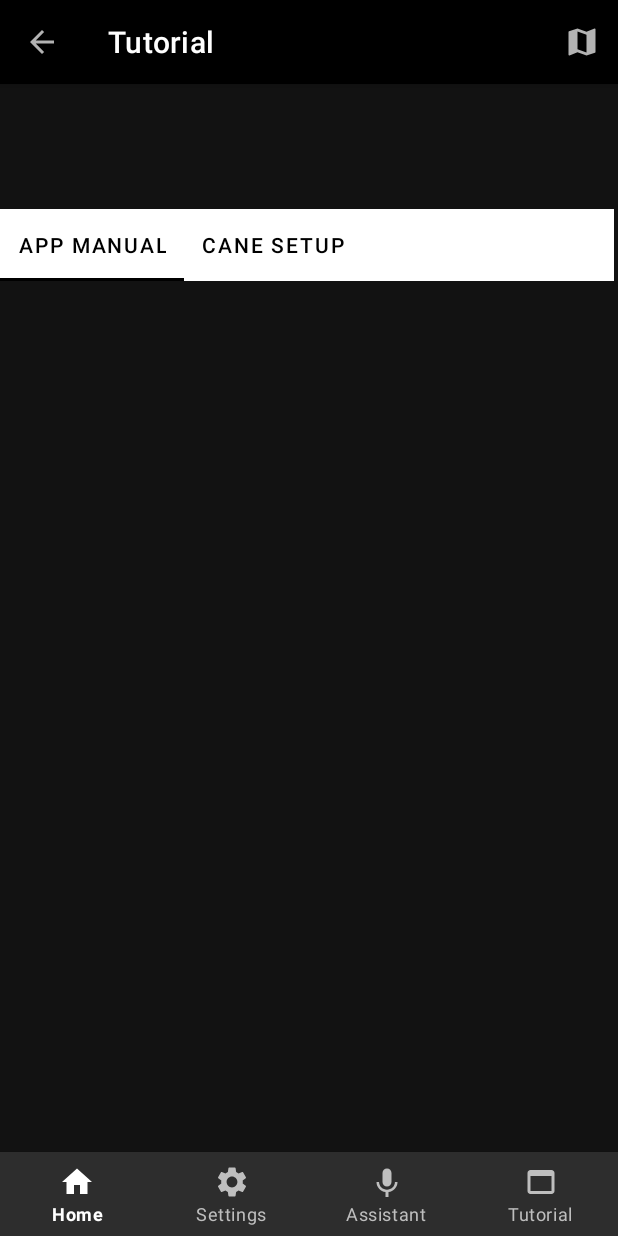
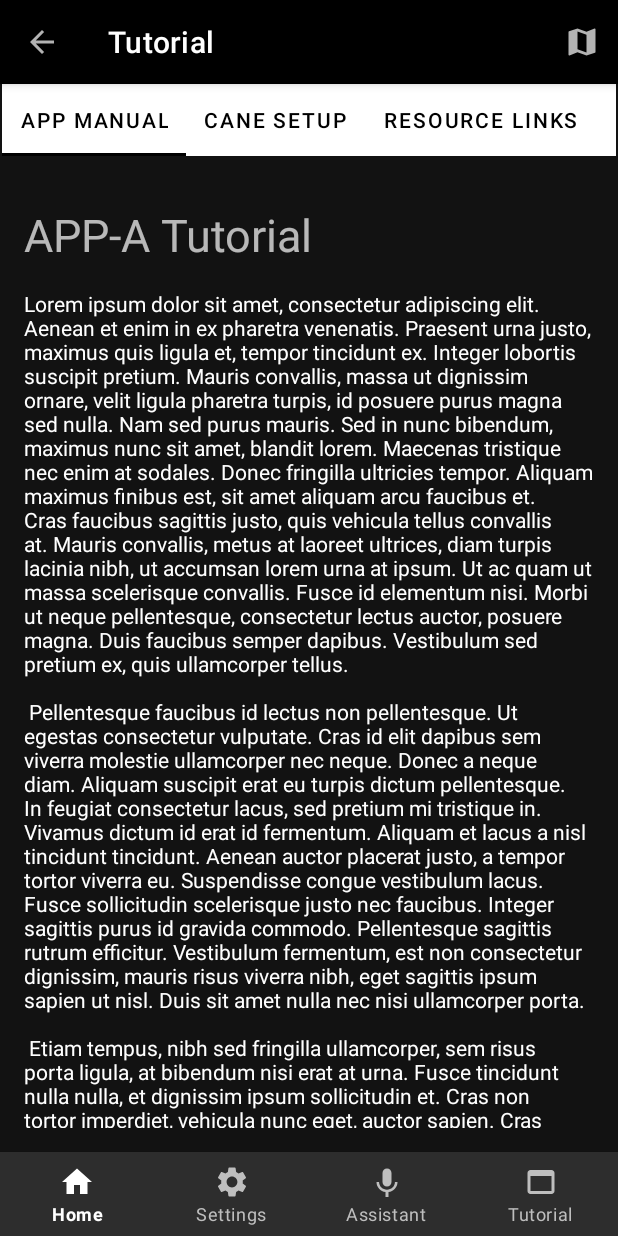
Before and after one commit to indomie858/app-A, an Android app: the screen it shows after launch (TutorialActivity), item 4 of the bottom bar chosen, on a phone screen of 412 x 824 dp. Run offline under Robolectric (Android 15) with nearby library versions, the phone set to English and light mode, and no system bars.

Commit message:
Set up tab layout for tutorial

```diff
--- a/app/build.gradle
+++ b/app/build.gradle
@@ -43,6 +43,7 @@ dependencies {
     // Required -- JUnit 4 framework
     implementation 'androidx.lifecycle:lifecycle-extensions:2.2.0'
     implementation 'androidx.preference:preference:1.1.1'
+    implementation 'androidx.legacy:legacy-support-v4:1.0.0'
     testImplementation 'junit:junit:4.12'
     androidTestImplementation 'androidx.test.ext:junit:1.1.0'
 
--- a/app/src/main/AndroidManifest.xml
+++ b/app/src/main/AndroidManifest.xml
@@ -39,10 +39,10 @@
             android:theme="@style/AppTheme.NoActionBar" />
 
         <activity
-            android:name=".ui.TutorialActivity"
+            android:name=".ui.tutorial.TutorialActivity"
             android:exported="true"
             android:label="@string/app_name"
-            android:parentActivityName=".ui.TutorialActivity"
+            android:parentActivityName=".ui.tutorial.TutorialActivity"
             android:theme="@style/AppTheme.NoActionBar" />
 
     </application>
--- a/app/src/main/java/com/example/appa/ui/MainActivity.java
+++ b/app/src/main/java/com/example/appa/ui/MainActivity.java
@@ -5,7 +5,7 @@ import android.os.Bundle;
 import android.view.View;
 
 import com.example.appa.R;
-import com.google.android.material.bottomnavigation.BottomNavigationItemView;
+import com.example.appa.ui.tutorial.TutorialActivity;
 import com.google.android.material.bottomnavigation.BottomNavigationView;
 
 
--- a/app/src/main/java/com/example/appa/ui/TutorialActivity.java
+++ b/app/src/main/java/com/example/appa/ui/tutorial/TutorialActivity.java
@@ -1,13 +1,15 @@
-package com.example.appa.ui;
+package com.example.appa.ui.tutorial;
 
 import androidx.appcompat.app.AppCompatActivity;
 import androidx.core.app.NavUtils;
+import androidx.viewpager.widget.ViewPager;
 
 import android.os.Bundle;
 import android.view.View;
 
 import com.example.appa.R;
 import com.google.android.material.appbar.MaterialToolbar;
+import com.google.android.material.tabs.TabLayout;
 
 public class TutorialActivity extends AppCompatActivity {
 
@@ -15,6 +17,16 @@ public class TutorialActivity extends AppCompatActivity {
     protected void onCreate(Bundle savedInstanceState) {
         super.onCreate(savedInstanceState);
         setContentView(R.layout.activity_tutorial);
+
+        // The adapter will get attached to a viewpager
+        TutorialPagerAdapter adapter = new TutorialPagerAdapter(this, getSupportFragmentManager());
+        ViewPager viewPager = findViewById(R.id.view_pager);
+        viewPager.setAdapter(adapter);
+        TabLayout tabs = findViewById(R.id.tutorial_tabs);
+        tabs.setupWithViewPager(viewPager);
+
+
+
         MaterialToolbar actionbar = (MaterialToolbar) findViewById(R.id.topAppBar);
         if (null != actionbar) {
             actionbar.setNavigationIcon(R.drawable.ic_baseline_arrow_back_24);
--- /dev/null
+++ b/app/src/main/java/com/example/appa/ui/tutorial/TutorialPagerAdapter.java
@@ -0,0 +1,53 @@
+package com.example.appa.ui.tutorial;
+
+import android.content.Context;
+
+import androidx.annotation.NonNull;
+import androidx.annotation.Nullable;
+import androidx.annotation.StringRes;
+import androidx.fragment.app.Fragment;
+import androidx.fragment.app.FragmentManager;
+import androidx.fragment.app.FragmentPagerAdapter;
+
+import com.example.appa.R;
+
+public class TutorialPagerAdapter extends FragmentPagerAdapter {
+
+    @StringRes
+    private static final int[] TAB_TITLES = new int[]{R.string.app_manual, R.string.cane_setup, R.string.resource_links};
+    private final Context mContext;
+
+    // Manages the views in the pager adapter
+    // Updates the views when tabs are scrolled
+    public TutorialPagerAdapter(Context context, @NonNull FragmentManager fm) {
+        super(fm);
+        mContext = context;
+    }
+
+    @NonNull
+    @Override
+    public Fragment getItem(int position) {
+        Fragment fragment = null;
+        switch(position) {
+            case 0:
+                fragment = TutorialTextFragment.newInstance();
+            case 1:
+                fragment = TutorialTextFragment.newInstance();
+            case 2:
+                fragment = TutorialTextFragment.newInstance();
+        }
+        return fragment;
+    }
+
+    @Nullable
+    @Override
+    public CharSequence getPageTitle(int position) {
+        return mContext.getResources().getString(TAB_TITLES[position]);
+    }
+
+    @Override
+    public int getCount() {
+        // Total of 3 tabs.
+        return 3;
+    }
+}
--- /dev/null
+++ b/app/src/main/java/com/example/appa/ui/tutorial/TutorialTextFragment.java
@@ -0,0 +1,42 @@
+package com.example.appa.ui.tutorial;
+
+import android.os.Bundle;
+
+import androidx.fragment.app.Fragment;
+
+import android.view.LayoutInflater;
+import android.view.View;
+import android.view.ViewGroup;
+
+import com.example.appa.R;
+
+/**
+ * A simple {@link Fragment} subclass.
+ * Use the {@link TutorialTextFragment#newInstance} factory method to
+ * create an instance of this fragment.
+ */
+public class TutorialTextFragment extends Fragment {
+    // the fragment initialization parameters, e.g. ARG_ITEM_NUMBER
+
+    public TutorialTextFragment() {
+        // Required empty public constructor
+    }
+
+    /**
+     * Use this factory method to create a new instance of
+     * this fragment using the provided parameters.
+     *
+     * @return A new instance of fragment TutorialTextFragment.
+     */
+    public static TutorialTextFragment newInstance() {
+        return new TutorialTextFragment();
+    }
+
+
+    @Override
+    public View onCreateView(LayoutInflater inflater, ViewGroup container,
+                             Bundle savedInstanceState) {
+        // Inflate the layout for this fragment
+        return inflater.inflate(R.layout.fragment_tutorial_text, container, false);
+    }
+}
--- a/app/src/main/res/layout/activity_tutorial.xml
+++ b/app/src/main/res/layout/activity_tutorial.xml
@@ -5,7 +5,7 @@
     android:layout_width="match_parent"
     android:layout_height="match_parent"
     android:orientation="vertical"
-    tools:context=".ui.TutorialActivity">
+    tools:context=".ui.tutorial.TutorialActivity">
 
 
 
@@ -27,6 +27,45 @@
 
     </com.google.android.material.appbar.AppBarLayout>
 
+    <com.google.android.material.tabs.TabLayout
+        android:id="@+id/tutorial_tabs"
+        android:layout_width="409dp"
+        android:layout_height="wrap_content"
+        android:layout_marginStart="1dp"
+        android:layout_marginEnd="1dp"
+        android:background="#fff"
+        app:layout_constraintBottom_toTopOf="@+id/view_pager"
+        app:layout_constraintEnd_toEndOf="parent"
+        app:layout_constraintStart_toStartOf="parent"
+        app:layout_constraintTop_toBottomOf="@+id/appBarLayout"
+        app:tabMode="scrollable"
+        app:tabTextColor="#000">
+
+        <com.google.android.material.tabs.TabItem
+            android:layout_width="wrap_content"
+            android:layout_height="wrap_content" />
+
+        <com.google.android.material.tabs.TabItem
+            android:layout_width="wrap_content"
+            android:layout_height="wrap_content" />
+
+        <com.google.android.material.tabs.TabItem
+            android:id="@+id/tabItem"
+            android:layout_width="wrap_content"
+            android:layout_height="wrap_content" />
+    </com.google.android.material.tabs.TabLayout>
+
+    <androidx.viewpager.widget.ViewPager
+        android:id="@+id/view_pager"
+        android:layout_width="0dp"
+        android:layout_height="0dp"
+        android:layout_margin="@dimen/activity_horizontal_margin"
+        app:layout_behavior="@string/appbar_scrolling_view_behavior"
+        app:layout_constraintBottom_toTopOf="@+id/bottom_navigation"
+        app:layout_constraintEnd_toEndOf="parent"
+        app:layout_constraintStart_toStartOf="parent"
+        app:layout_constraintTop_toBottomOf="@+id/tutorial_tabs" />
+
     <com.google.android.material.bottomnavigation.BottomNavigationView
         android:id="@+id/bottom_navigation"
         android:layout_width="match_parent"
@@ -40,32 +79,7 @@
         app:menu="@menu/bottom_navigation_menu"
         tools:layout_editor_absoluteX="0dp" />
 
-    <com.google.android.material.tabs.TabLayout
-        android:layout_width="409dp"
-        android:layout_height="wrap_content"
-        android:layout_marginBottom="498dp"
-        android:background="#fff"
-        app:layout_constraintBottom_toTopOf="@+id/bottom_navigation"
-        app:layout_constraintTop_toBottomOf="@+id/appBarLayout"
-        app:tabMode="scrollable"
-        app:tabTextColor="#000"
-        tools:layout_editor_absoluteX="1dp">
 
-        <com.google.android.material.tabs.TabItem
-            android:layout_width="wrap_content"
-            android:layout_height="wrap_content"
-            android:text="@string/app_manual" />
-
-        <com.google.android.material.tabs.TabItem
-            android:layout_width="wrap_content"
-            android:layout_height="wrap_content"
-            android:text="@string/cane_setup" />
-
-        <com.google.android.material.tabs.TabItem
-            android:id="@+id/tabItem"
-            android:layout_width="wrap_content"
-            android:layout_height="wrap_content" />
-    </com.google.android.material.tabs.TabLayout>
 
 
 </androidx.constraintlayout.widget.ConstraintLayout>
--- /dev/null
+++ b/app/src/main/res/layout/fragment_tutorial_text.xml
@@ -0,0 +1,28 @@
+<?xml version="1.0" encoding="utf-8"?>
+<LinearLayout xmlns:android="http://schemas.android.com/apk/res/android"
+    xmlns:app="http://schemas.android.com/apk/res-auto"
+    xmlns:tools="http://schemas.android.com/tools"
+    android:id="@+id/linearLayout"
+    android:layout_width="match_parent"
+    android:layout_height="match_parent"
+    android:orientation="vertical"
+    app:layout_scrollFlags="scroll"
+    tools:context=".ui.tutorial.TutorialTextFragment">
+
+    <TextView
+        android:id="@+id/textView"
+        android:layout_width="wrap_content"
+        android:layout_height="wrap_content"
+        android:layout_marginTop="@dimen/activity_vertical_margin"
+        android:text="@string/tutorial_header"
+        android:textSize="30sp" />
+
+    <TextView
+        android:id="@+id/frag1_body"
+        android:layout_width="wrap_content"
+        android:layout_height="wrap_content"
+        android:layout_marginTop="@dimen/activity_vertical_margin"
+        android:text="@string/tutorial_body"
+        android:textColor="#FFFFFF" />
+
+</LinearLayout>
--- a/app/src/main/res/values/dimens.xml
+++ b/app/src/main/res/values/dimens.xml
@@ -1,3 +1,7 @@
 <resources>
     <dimen name="fab_margin">16dp</dimen>
+    <dimen name="activity_horizontal_margin">16dp</dimen>
+    <dimen name="activity_vertical_margin">16dp</dimen>
+    <dimen name="appbar_padding">16dp</dimen>
+    <dimen name="appbar_padding_top">8dp</dimen>
 </resources>
--- a/app/src/main/res/values/strings.xml
+++ b/app/src/main/res/values/strings.xml
@@ -24,10 +24,18 @@
     <string name="title_activity_navigation_list">NavigationListActivity</string>
 
 
-
     <!-- Tutorial -->
     <string name="app_manual">App Manual</string>
     <string name="cane_setup">Cane Setup</string>
     <string name="resource_links">Resource Links</string>
+    <!-- TODO: Remove or change this placeholder text -->
+    <string name="tutorial_header">APP-A Tutorial</string>
+    <string name="tutorial_body"> Lorem ipsum dolor sit amet, consectetur adipiscing elit. Aenean et enim in ex pharetra venenatis. Praesent urna justo, maximus quis ligula et, tempor tincidunt ex. Integer lobortis suscipit pretium. Mauris convallis, massa ut dignissim ornare, velit ligula pharetra turpis, id posuere purus magna sed nulla. Nam sed purus mauris. Sed in nunc bibendum, maximus nunc sit amet, blandit lorem. Maecenas tristique nec enim at sodales. Donec fringilla ultricies tempor. Aliquam maximus finibus est, sit amet aliquam arcu faucibus et. Cras faucibus sagittis justo, quis vehicula tellus convallis at. Mauris convallis, metus at laoreet ultrices, diam turpis lacinia nibh, ut accumsan lorem urna at ipsum. Ut ac quam ut massa scelerisque convallis. Fusce id elementum nisi. Morbi ut neque pellentesque, consectetur lectus auctor, posuere magna. Duis faucibus semper dapibus. Vestibulum sed pretium ex, quis ullamcorper tellus.
+\n \n
+Pellentesque faucibus id lectus non pellentesque. Ut egestas consectetur vulputate. Cras id elit dapibus sem viverra molestie ullamcorper nec neque. Donec a neque diam. Aliquam suscipit erat eu turpis dictum pellentesque. In feugiat consectetur lacus, sed pretium mi tristique in. Vivamus dictum id erat id fermentum. Aliquam et lacus a nisl tincidunt tincidunt. Aenean auctor placerat justo, a tempor tortor viverra eu. Suspendisse congue vestibulum lacus. Fusce sollicitudin scelerisque justo nec faucibus. Integer sagittis purus id gravida commodo. Pellentesque sagittis rutrum efficitur. Vestibulum fermentum, est non consectetur dignissim, mauris risus viverra nibh, eget sagittis ipsum sapien ut nisl. Duis sit amet nulla nec nisi ullamcorper porta.
+\n \n
+Etiam tempus, nibh sed fringilla ullamcorper, sem risus porta ligula, at bibendum nisi erat at urna. Fusce tincidunt nulla nulla, et dignissim ipsum sollicitudin et. Cras non tortor imperdiet, vehicula nunc eget, auctor sapien. Cras justo erat, aliquet nec faucibus a, mattis condimentum justo. Etiam suscipit mi nec mi imperdiet venenatis. Vestibulum vitae tellus ut nulla tincidunt hendrerit sed ac orci. Nullam ac molestie turpis. Vivamus blandit laoreet molestie. Morbi ut sem mi. Maecenas et cursus magna. Mauris sem tortor, finibus a ex ac, elementum ullamcorper erat. Sed luctus mauris tellus, in tempor turpis suscipit ac. Maecenas metus libero, laoreet id mauris et, laoreet euismod leo.
+\n \n
+Orci varius natoque penatibus et magnis dis parturient montes, nascetur ridiculus mus. Fusce viverra enim eu leo imperdiet ullamcorper. Proin ullamcorper nibh sed maximus imperdiet. Pellentesque suscipit urna odio, ac tempus dolor pulvinar et. Lorem ipsum dolor sit amet, consectetur adipiscing elit. Donec nec metus eleifend, tincidunt diam at, laoreet justo. Nam pellentesque dolor quis rhoncus pretium. Cras ut turpis a orci cursus ultricies nec et nisi. Nullam placerat felis vel felis accumsan pretium. Etiam congue lacus vitae nulla hendrerit, non porttitor nisl tempus. </string>
 
 </resources>
```
